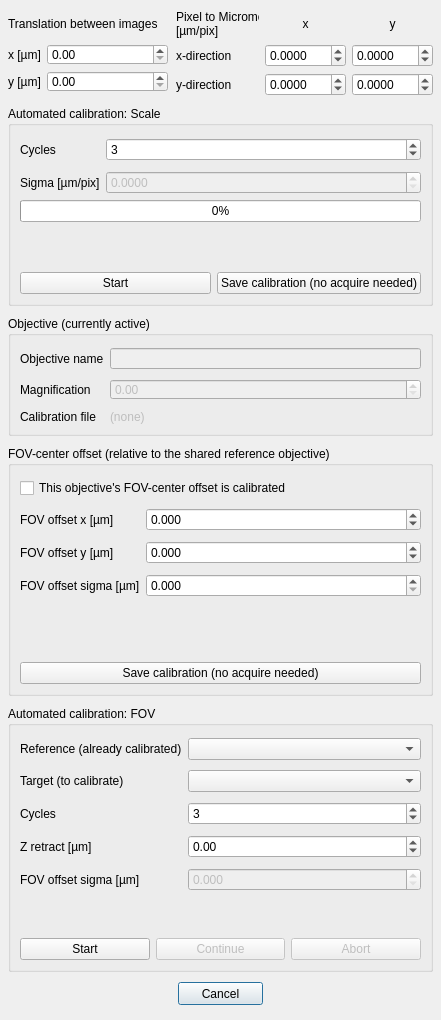
This is BrillouinAcquisition/src/gui/ScaleCalibrationDialog.ui in nik-liegroup/BrillouinAcquisition as Qt 5 draws it before an edit. The edited form follows.
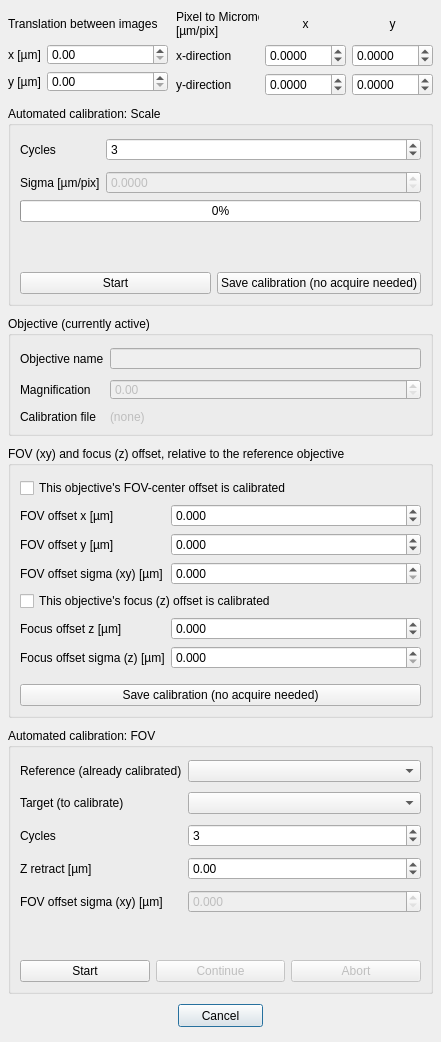
This is the edited form.

Diff of the .ui file:
```diff
--- a/BrillouinAcquisition/src/gui/ScaleCalibrationDialog.ui
+++ b/BrillouinAcquisition/src/gui/ScaleCalibrationDialog.ui
@@ -7,7 +7,7 @@
     <x>0</x>
     <y>0</y>
     <width>441</width>
-    <height>1020</height>
+    <height>1042</height>
    </rect>
   </property>
   <property name="windowTitle">
@@ -17,7 +17,7 @@
    <property name="geometry">
     <rect>
      <x>178</x>
-     <y>982</y>
+     <y>1004</y>
      <width>85</width>
      <height>23</height>
     </rect>
@@ -473,11 +473,11 @@
      <x>8</x>
      <y>446</y>
      <width>425</width>
-     <height>250</height>
+     <height>272</height>
     </rect>
    </property>
    <property name="title">
-    <string>FOV-center offset (relative to the shared reference objective)</string>
+    <string>FOV (xy) and focus (z) offset, relative to the reference objective</string>
    </property>
    <layout class="QVBoxLayout" name="fovOffsetVerticalLayout">
     <property name="spacing">
@@ -498,7 +498,7 @@
     <item>
      <layout class="QFormLayout" name="fovOffsetFormLayout">
       <property name="verticalSpacing">
-       <number>10</number>
+       <number>6</number>
       </property>
       <property name="horizontalSpacing">
        <number>6</number>
@@ -553,7 +553,7 @@
       <item row="3" column="0">
        <widget class="QLabel" name="fovOffsetSigma_label">
         <property name="text">
-         <string>FOV offset sigma [µm]</string>
+         <string>FOV offset sigma (xy) [µm]</string>
         </property>
        </widget>
       </item>
@@ -570,6 +570,56 @@
         </property>
        </widget>
       </item>
+      <item row="4" column="0" colspan="2">
+       <widget class="QCheckBox" name="hasFocusOffsetCheckbox">
+        <property name="toolTip">
+         <string>The z (focus) offset of this objective relative to the reference objective, measured during the automated FOV calibration (the focus you set at every switch). Needed for the software to switch objectives by itself.</string>
+        </property>
+        <property name="text">
+         <string>This objective's focus (z) offset is calibrated</string>
+        </property>
+       </widget>
+      </item>
+      <item row="5" column="0">
+       <widget class="QLabel" name="focusOffsetZ_label">
+        <property name="text">
+         <string>Focus offset z [µm]</string>
+        </property>
+       </widget>
+      </item>
+      <item row="5" column="1">
+       <widget class="QDoubleSpinBox" name="focusOffsetZ">
+        <property name="decimals">
+         <number>3</number>
+        </property>
+        <property name="minimum">
+         <double>-100000.000000000000000</double>
+        </property>
+        <property name="maximum">
+         <double>100000.000000000000000</double>
+        </property>
+       </widget>
+      </item>
+      <item row="6" column="0">
+       <widget class="QLabel" name="focusOffsetZSigma_label">
+        <property name="text">
+         <string>Focus offset sigma (z) [µm]</string>
+        </property>
+       </widget>
+      </item>
+      <item row="6" column="1">
+       <widget class="QDoubleSpinBox" name="focusOffsetZSigma">
+        <property name="decimals">
+         <number>3</number>
+        </property>
+        <property name="minimum">
+         <double>0.000000000000000</double>
+        </property>
+        <property name="maximum">
+         <double>100000.000000000000000</double>
+        </property>
+       </widget>
+      </item>
      </layout>
     </item>
     <item>
@@ -585,7 +635,7 @@
    <property name="geometry">
     <rect>
      <x>8</x>
-     <y>706</y>
+     <y>728</y>
      <width>425</width>
      <height>266</height>
     </rect>
@@ -683,7 +733,7 @@
       <item row="4" column="0">
        <widget class="QLabel" name="objectiveCycleFovOffsetSigma_label">
         <property name="text">
-         <string>FOV offset sigma [µm]</string>
+         <string>FOV offset sigma (xy) [µm]</string>
         </property>
        </widget>
       </item>
```
